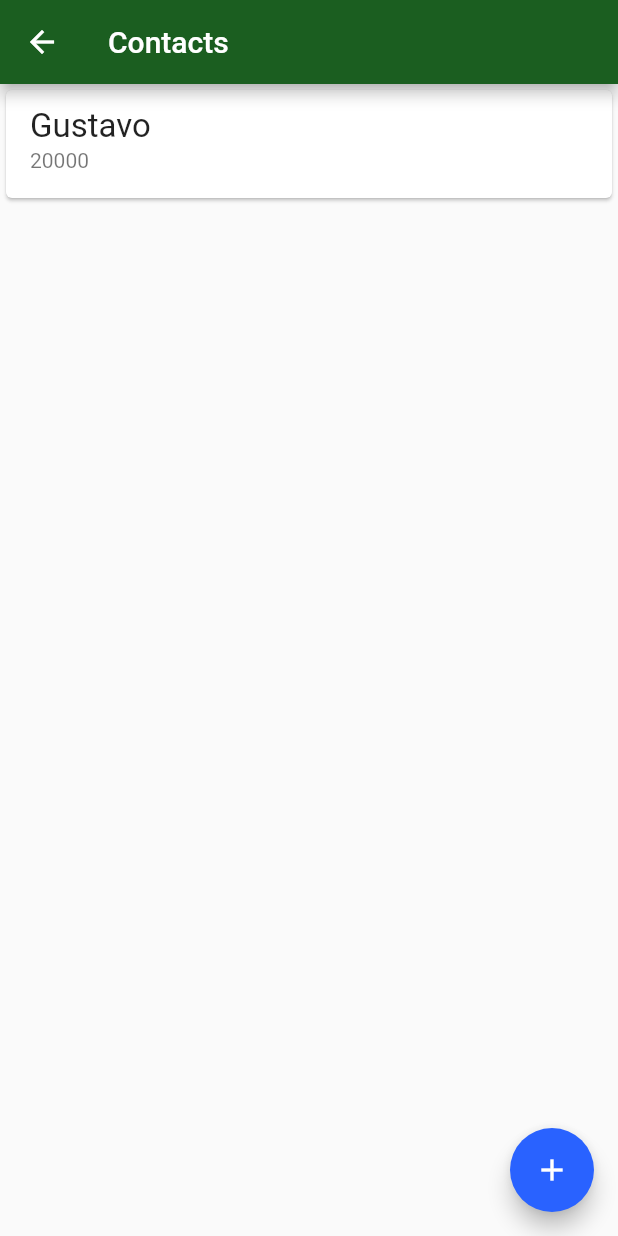
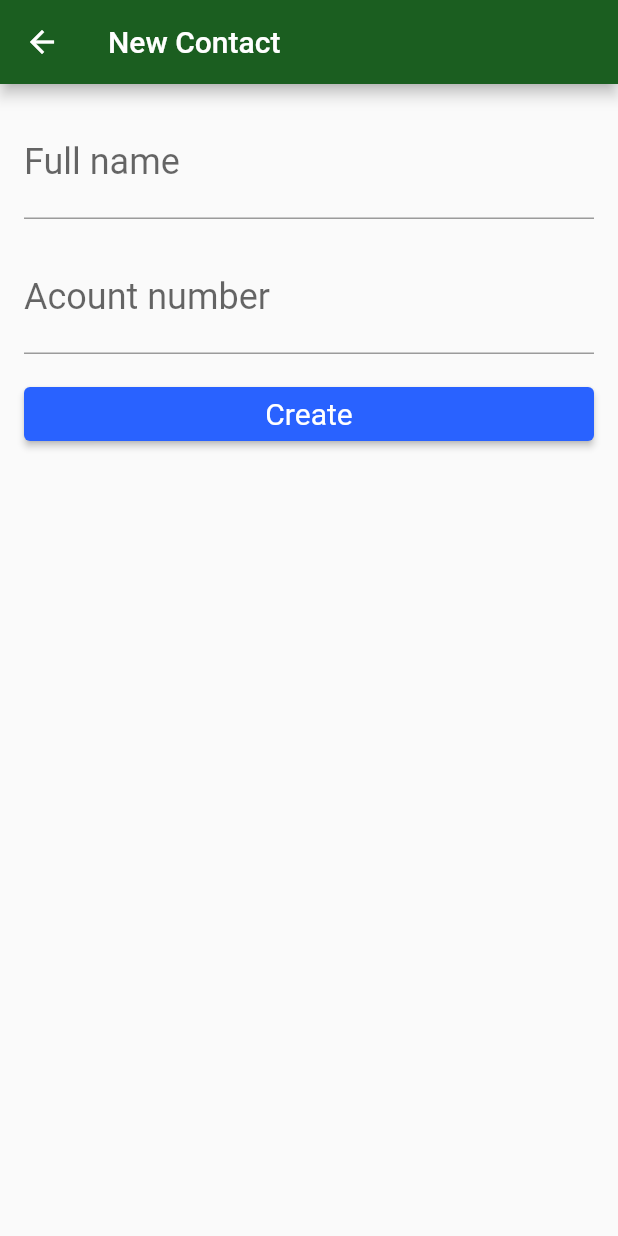
Before and after one commit to GamaGustavo/byte_banck, a Flutter app: the ContactsList screen opened directly, after a tap on the "add" icon, on a phone screen of 412 x 824 dp. Run offline on Flutter 3.47's test engine with Material 2 defaults, Android fonts, the phone set to English and light mode, and no system bars.

Commit message:
Integração das paginas feita

```diff
--- /dev/null
+++ b/lib/contact_form.dart
@@ -0,0 +1,74 @@
+import 'package:flutter/material.dart';
+
+import 'models/contact.dart';
+
+class ContactForm extends StatefulWidget {
+  const ContactForm({Key? key}) : super(key: key);
+
+  @override
+  State<ContactForm> createState() => _ContactFormState();
+}
+
+class _ContactFormState extends State<ContactForm> {
+  final TextEditingController _fullName = TextEditingController();
+
+  final TextEditingController _acountNumber = TextEditingController();
+
+  @override
+  void initState() {
+  super.initState();
+  }
+
+  @override
+  Widget build(BuildContext context) {
+    return Scaffold(
+      appBar: AppBar(
+        title: const Text('New Contact'),
+      ),
+      body: Padding(
+        padding: const EdgeInsets.all(8.0),
+        child: Column(
+          children: [
+            Padding(
+              padding: const EdgeInsets.all(8.0),
+              child: TextField(
+                controller: _fullName,
+                decoration: const InputDecoration(
+                  labelText: 'Full name',
+                ),
+                style: const TextStyle(fontSize: 24.0),
+              ),
+            ),
+            Padding(
+              padding: const EdgeInsets.all(8.0),
+              child: TextField(
+                controller: _acountNumber,
+                decoration: const InputDecoration(
+                  labelText: 'Acount number',
+                ),
+                style: const TextStyle(fontSize: 24.0),
+              ),
+            ),
+            Padding(
+              padding: const EdgeInsets.all(8.0),
+              child: ElevatedButton(
+                style: ElevatedButton.styleFrom(
+                    textStyle: const TextStyle(fontSize: 20),
+                    fixedSize: const Size.fromWidth(
+                      double.maxFinite,
+                    ),
+                    primary: Theme.of(context).colorScheme.secondary),
+                onPressed: () {
+                  final String fullName = _fullName.text;
+                  final int acountNumbe = int.parse(_acountNumber.text);
+                  Navigator.of(context).pop(Contact(fullName,acountNumbe));
+                },
+                child: const Text('Create'),
+              ),
+            )
+          ],
+        ),
+      ),
+    );
+  }
+}
--- a/lib/contact_list.dart
+++ b/lib/contact_list.dart
@@ -1,4 +1,6 @@
 import 'package:flutter/material.dart';
+
+import 'contact_form.dart';
 
 class ContactsList extends StatelessWidget {
   const ContactsList({Key? key}) : super(key: key);
@@ -20,7 +22,13 @@ class ContactsList extends StatelessWidget {
         ],
       ),
       floatingActionButton: FloatingActionButton(
-        onPressed: () {},
+        onPressed: () => Navigator.of(context).push(
+        MaterialPageRoute(
+          builder: (context) => const ContactForm(),
+        ),
+      ).then((value) {
+        debugPrint(value.toString());
+        }),
         child: const Icon(Icons.add),
       ),
     );
--- a/lib/main.dart
+++ b/lib/main.dart
@@ -22,7 +22,8 @@ class ByteBanck extends StatelessWidget {
         ),
         buttonTheme: ButtonThemeData(
             buttonColor: Colors.blueAccent.shade700,
-            textTheme: ButtonTextTheme.primary),
+            textTheme: ButtonTextTheme.primary,
+        ),
       ),
       home: const Dashboard(title: 'Dashboard'),
     );
--- /dev/null
+++ b/lib/models/contact.dart
@@ -0,0 +1,14 @@
+class Contact {
+  final String fullname;
+  final int acountNumbe;
+
+  Contact(
+    this.fullname,
+    this.acountNumbe,
+  );
+
+  @override
+  String toString() {
+    return 'Contact{fullname: $fullname, acountNumbe: $acountNumbe}';
+  }
+}
```
